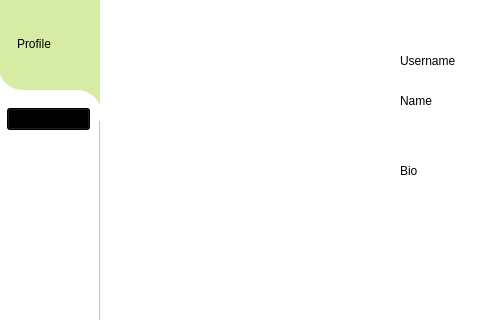
This is SocialNetwork/mainwindow.ui in amir-h-A-0001/DS-SocialNetwork as Qt 5 draws it before an edit; both pictures show x 0 to 480 and y 0 to 320 of the 994 by 650 pixel window. The edited form follows.
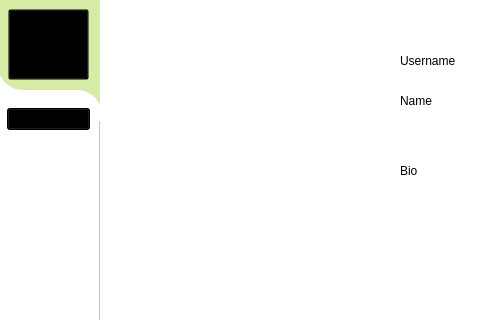
This is the edited form. Icons and pictures are not drawn.

Commit message: added setLabelText and setUsersFriend in mainwindow.cpp

The edit to the form file:
```diff
--- a/SocialNetwork/mainwindow.ui
+++ b/SocialNetwork/mainwindow.ui
@@ -197,20 +197,17 @@
      <property name="frameShadow">
       <enum>QFrame::Shadow::Raised</enum>
      </property>
-     <widget class="QLabel" name="sideUserProfileLB">
+     <widget class="QPushButton" name="homePB">
       <property name="geometry">
        <rect>
-        <x>19</x>
+        <x>10</x>
         <y>10</y>
-        <width>70</width>
-        <height>70</height>
+        <width>81</width>
+        <height>71</height>
        </rect>
       </property>
-      <property name="styleSheet">
-       <string notr="true">color: rgb(0, 0, 0);</string>
-      </property>
       <property name="text">
-       <string>Profile</string>
+       <string>PushButton</string>
       </property>
      </widget>
     </widget>
```
The commit also changes 26 other files.
